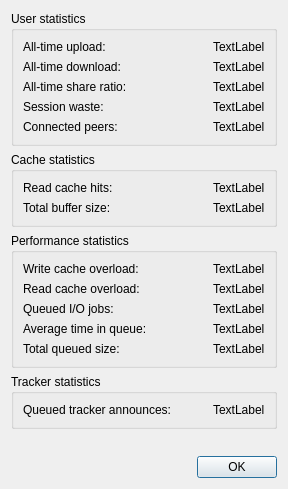
The window that src/gui/statsdialog.ui (qbittorrent/qBittorrent) describes before a commit, drawn with Qt 5.
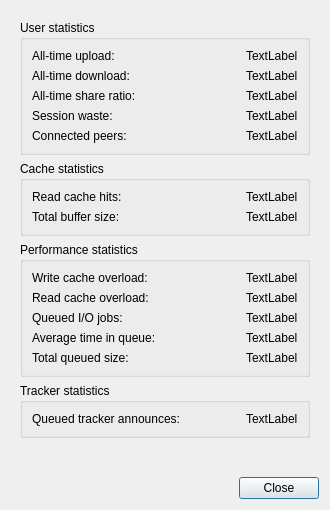
The same window after the commit.

Commit message:
Add scroll bars to Statistics dialog
Otherwise the metrics won't fit on screen when there are many of it. The scroll bars will automatically hidden when all metrics can be shown on screen.
Also change the button from `OK` to `Close`.

PR #24122.

The edit to the form file:
```diff
--- a/src/gui/statsdialog.ui
+++ b/src/gui/statsdialog.ui
@@ -6,8 +6,8 @@
    <rect>
     <x>0</x>
     <y>0</y>
-    <width>288</width>
-    <height>489</height>
+    <width>330</width>
+    <height>510</height>
    </rect>
   </property>
   <property name="windowTitle">
@@ -15,6 +15,24 @@
   </property>
   <layout class="QVBoxLayout" name="verticalLayout">
    <item>
+    <widget class="QScrollArea" name="scrollArea">
+     <property name="frameShape">
+      <enum>QFrame::Shape::NoFrame</enum>
+     </property>
+     <property name="widgetResizable">
+      <bool>true</bool>
+     </property>
+     <widget class="QWidget" name="scrollAreaWidgetContents">
+      <property name="geometry">
+       <rect>
+        <x>0</x>
+        <y>0</y>
+        <width>310</width>
+        <height>460</height>
+       </rect>
+      </property>
+      <layout class="QVBoxLayout" name="verticalLayout_2">
+       <item>
     <widget class="QGroupBox" name="groupUser">
      <property name="title">
       <string>User statistics</string>
@@ -240,15 +258,19 @@
      <property name="sizeHint" stdset="0">
       <size>
        <width>20</width>
-       <height>40</height>
+           <height>0</height>
       </size>
      </property>
     </spacer>
    </item>
+      </layout>
+     </widget>
+    </widget>
+   </item>
    <item>
     <widget class="QDialogButtonBox" name="buttonBox">
      <property name="standardButtons">
-      <set>QDialogButtonBox::StandardButton::Ok</set>
+      <set>QDialogButtonBox::StandardButton::Close</set>
      </property>
     </widget>
    </item>
```
Lines whose indentation alone changed are shown as unchanged. The commit also changes 1 other file.
